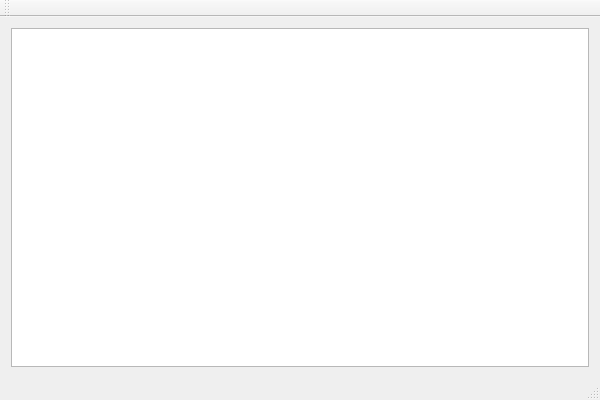
The window that IdeaApplication/IdeaApplication.ui (roomain/IdeaGraph) describes before a commit, drawn with Qt 5.
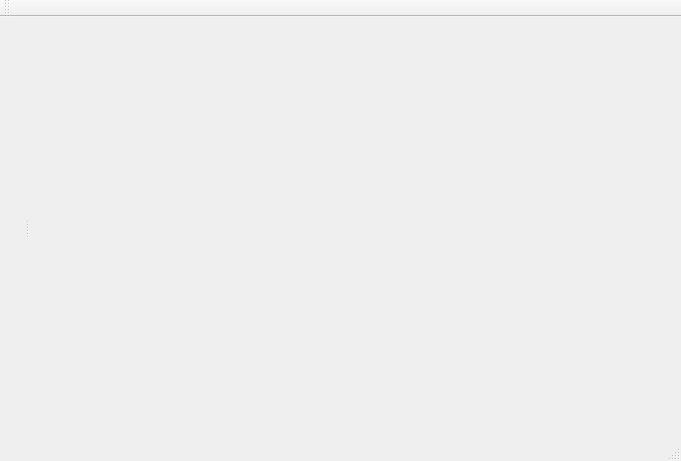
The same window after the commit. Custom widgets are drawn as their Qt base class.

Diff of the .ui file:
```diff
--- a/IdeaApplication/IdeaApplication.ui
+++ b/IdeaApplication/IdeaApplication.ui
@@ -6,23 +6,15 @@
    <rect>
     <x>0</x>
     <y>0</y>
-    <width>600</width>
-    <height>400</height>
+    <width>681</width>
+    <height>461</height>
    </rect>
   </property>
   <property name="windowTitle">
    <string>IdeaApplication</string>
   </property>
   <widget class="QWidget" name="centralWidget">
-   <layout class="QHBoxLayout" name="horizontalLayout">
-    <item>
-     <widget class="QGraphicsView" name="graphicsView">
-      <property name="mouseTracking">
-       <bool>true</bool>
-      </property>
-     </widget>
-    </item>
-   </layout>
+   <layout class="QHBoxLayout" name="horizontalLayout"/>
   </widget>
   <widget class="QMenuBar" name="menuBar">
    <property name="geometry">
@@ -43,8 +35,25 @@
    </attribute>
   </widget>
   <widget class="QStatusBar" name="statusBar"/>
+  <widget class="QDockWidget" name="dockWidget">
+   <property name="features">
+    <set>QDockWidget::NoDockWidgetFeatures</set>
+   </property>
+   <attribute name="dockWidgetArea">
+    <number>1</number>
+   </attribute>
+   <widget class="GraphWidget" name="dockWidgetContents"/>
+  </widget>
  </widget>
  <layoutdefault spacing="6" margin="11"/>
+ <customwidgets>
+  <customwidget>
+   <class>GraphWidget</class>
+   <extends>QWidget</extends>
+   <header>graphwidget.h</header>
+   <container>1</container>
+  </customwidget>
+ </customwidgets>
  <resources>
   <include location="IdeaApplication.qrc"/>
  </resources>
```
Left out of the diff: 2 changed lines with no effect on the pictures.
